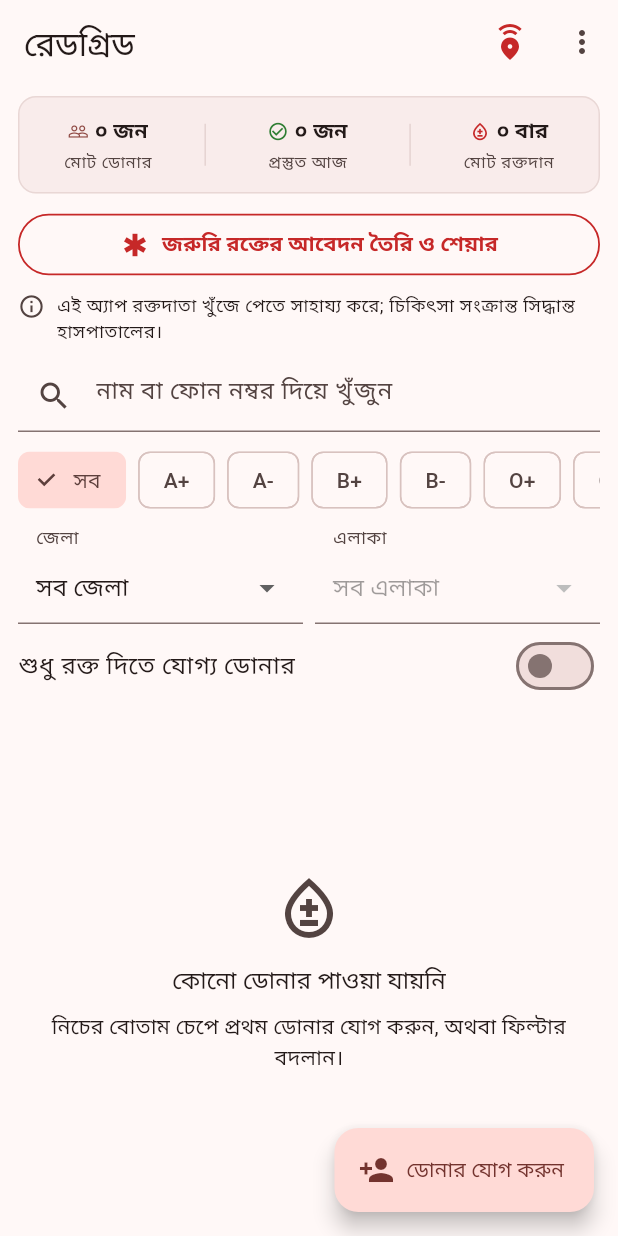
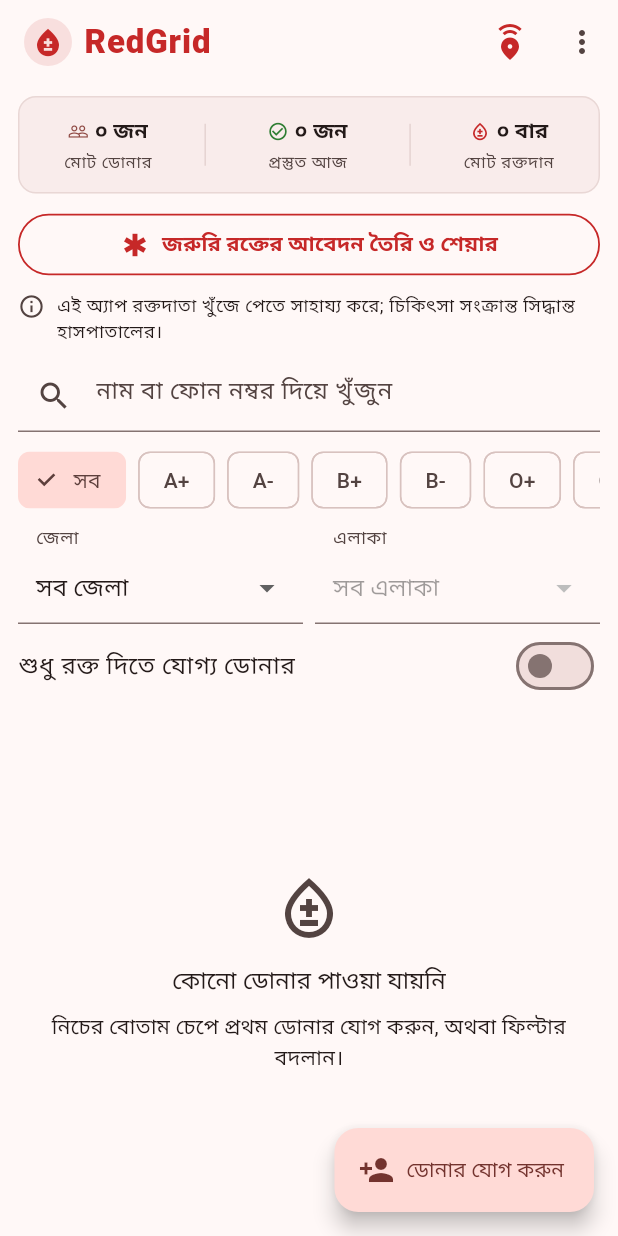
Before and after one commit to HasanCSE-IYI/redgrid, a Flutter app: the screen it shows after launch, on a phone screen of 412 x 824 dp. Run offline on Flutter 3.47's test engine with Material 3 defaults, Android fonts, the phone set to English and light mode, and no system bars; our stand-ins replace file_picker, flutter_riverpod, share_plus, sqflite; accounts and stored records are empty.

Commit message:
feat(ui): display English name 'RedGrid' in themed red in AppBar and branding

```diff
--- a/lib/core/strings_bn.dart
+++ b/lib/core/strings_bn.dart
@@ -4,7 +4,7 @@ import 'digits.dart';
 class Strings {
   Strings._();
 
-  static const appTitle = 'রেডগ্রিড';
+  static const appTitle = 'RedGrid';
   static const disclaimer =
       'এই অ্যাপ রক্তদাতা খুঁজে পেতে সাহায্য করে; চিকিৎসা সংক্রান্ত সিদ্ধান্ত হাসপাতালের।';
 
@@ -87,7 +87,7 @@ class Strings {
   static const findEligibleDonors = 'ডোনার খুঁজুন';
   static const postCopied = 'আবেদনের লেখা কপি করা হয়েছে';
   static const broadcastHeader = '🚨 #জরুরি_রক্তের_প্রয়োজন 🚨';
-  static const broadcastFooter = '(রেডগ্রিড - লাইফসেভার অফলাইন ডিরেক্টরি)';
+  static const broadcastFooter = '(RedGrid - লাইফসেভার অফলাইন ডিরেক্টরি)';
 
   // হোম ড্যাশবোর্ড পরিসংখ্যান (Summary Stats)
   static const totalDonors = 'মোট ডোনার';
@@ -115,17 +115,17 @@ class Strings {
   static const restore = 'রিস্টোর';
   static const about = 'সম্পর্কে';
   static const aboutBody =
-      'রেডগ্রিড ইন্টারনেট ছাড়াই রক্তদাতার তালিকা রাখে। সব তথ্য শুধু এই ফোনে থাকে।';
+      'RedGrid ইন্টারনেট ছাড়াই রক্তদাতার তালিকা রাখে। সব তথ্য শুধু এই ফোনে থাকে।';
   static const backupWarning =
       'ব্যাকআপ ফাইল এনক্রিপ্টেড নয় এবং এতে সবার ফোন নম্বর আছে। ফাইলটি নিরাপদ রাখুন।';
-  static const backupShareText = 'রেডগ্রিড ব্যাকআপ (এনক্রিপ্টেড নয়, নিরাপদ রাখুন)';
+  static const backupShareText = 'RedGrid ব্যাকআপ (এনক্রিপ্টেড নয়, নিরাপদ রাখুন)';
   static const continueLabel = 'এগিয়ে যান';
   static const restoreTitle = 'রিস্টোর নিশ্চিত করুন';
   static String restoreBody(String donors, String logs) =>
       'ফাইলে $donors জন ডোনার ও $logs টি রক্তদানের লগ আছে। বর্তমান সব তথ্য এগুলো দিয়ে প্রতিস্থাপিত হবে। '
       'আগে স্বয়ংক্রিয়ভাবে বর্তমান তথ্যের একটি কপি রাখা হবে।';
   static const restoreDone = 'রিস্টোর সম্পন্ন হয়েছে';
-  static const restoreBadFile = 'ফাইলটি সঠিক রেডগ্রিড ব্যাকআপ নয়';
+  static const restoreBadFile = 'ফাইলটি সঠিক RedGrid ব্যাকআপ নয়';
   static const restoreNewerVersion = 'ফাইলটি অ্যাপের নতুন সংস্করণের; অ্যাপ আপডেট করুন';
   static String restoreBadRow(String detail) => 'ব্যাকআপের তথ্যে ভুল আছে: $detail';
 
--- a/lib/services/contact_service.dart
+++ b/lib/services/contact_service.dart
@@ -23,7 +23,7 @@ class ContactService {
   }) {
     final buffer = StringBuffer();
     buffer.writeln('আসসালামু আলাইকুম/নমস্কার $donorName,');
-    buffer.writeln('রেডগ্রিড থেকে জরুরি রক্তের প্রয়োজনে যোগাযোগ করছি। আপনার রক্তের গ্রুপ $bloodGroup।');
+    buffer.writeln('RedGrid থেকে জরুরি রক্তের প্রয়োজনে যোগাযোগ করছি। আপনার রক্তের গ্রুপ $bloodGroup।');
     if (patientHospital != null && patientHospital.trim().isNotEmpty) {
       buffer.writeln('হাসপাতাল / স্থান: ${patientHospital.trim()}');
     }
--- a/lib/ui/emergency_request_dialog.dart
+++ b/lib/ui/emergency_request_dialog.dart
@@ -231,7 +231,7 @@ class _EmergencyRequestDialogState extends ConsumerState<EmergencyRequestDialog>
                 FilledButton.icon(
                   onPressed: _findMatchingDonors,
                   icon: const Icon(Icons.search),
-                  label: Text('রেডগ্রিডে $_selectedGroup এর প্রস্তুত ডোনার খুঁজুন'),
+                  label: Text('RedGrid-এ $_selectedGroup এর প্রস্তুত ডোনার খুঁজুন'),
                   style: FilledButton.styleFrom(
                     backgroundColor: kCrimson,
                     foregroundColor: Colors.white,
--- a/lib/ui/home_screen.dart
+++ b/lib/ui/home_screen.dart
@@ -50,6 +50,14 @@ class _HomeScreenState extends ConsumerState<HomeScreen> {
         showAboutDialog(
           context: context,
           applicationName: Strings.appTitle,
+          applicationIcon: Container(
+            padding: const EdgeInsets.all(8),
+            decoration: BoxDecoration(
+              color: kCrimson.withValues(alpha: 0.12),
+              shape: BoxShape.circle,
+            ),
+            child: const Icon(Icons.bloodtype, color: kCrimson, size: 32),
+          ),
           children: const [Text(Strings.aboutBody)],
         );
     }
@@ -69,7 +77,31 @@ class _HomeScreenState extends ConsumerState<HomeScreen> {
 
     return Scaffold(
       appBar: AppBar(
-        title: const Text(Strings.appTitle),
+        title: Row(
+          mainAxisSize: MainAxisSize.min,
+          children: [
+            Container(
+              padding: const EdgeInsets.all(5),
+              decoration: BoxDecoration(
+                color: kCrimson.withValues(alpha: 0.12),
+                shape: BoxShape.circle,
+              ),
+              child: const Icon(Icons.bloodtype, color: kCrimson, size: 22),
+            ),
+            const SizedBox(width: 8),
+            Text(
+              Strings.appTitle,
+              style: TextStyle(
+                fontSize: 22,
+                fontWeight: FontWeight.w900,
+                color: theme.brightness == Brightness.dark
+                    ? const Color(0xFFFF5252)
+                    : kCrimson,
+                letterSpacing: 0.6,
+              ),
+            ),
+          ],
+        ),
         actions: [
           IconButton(
             tooltip: Strings.emergencyRequest,
```
